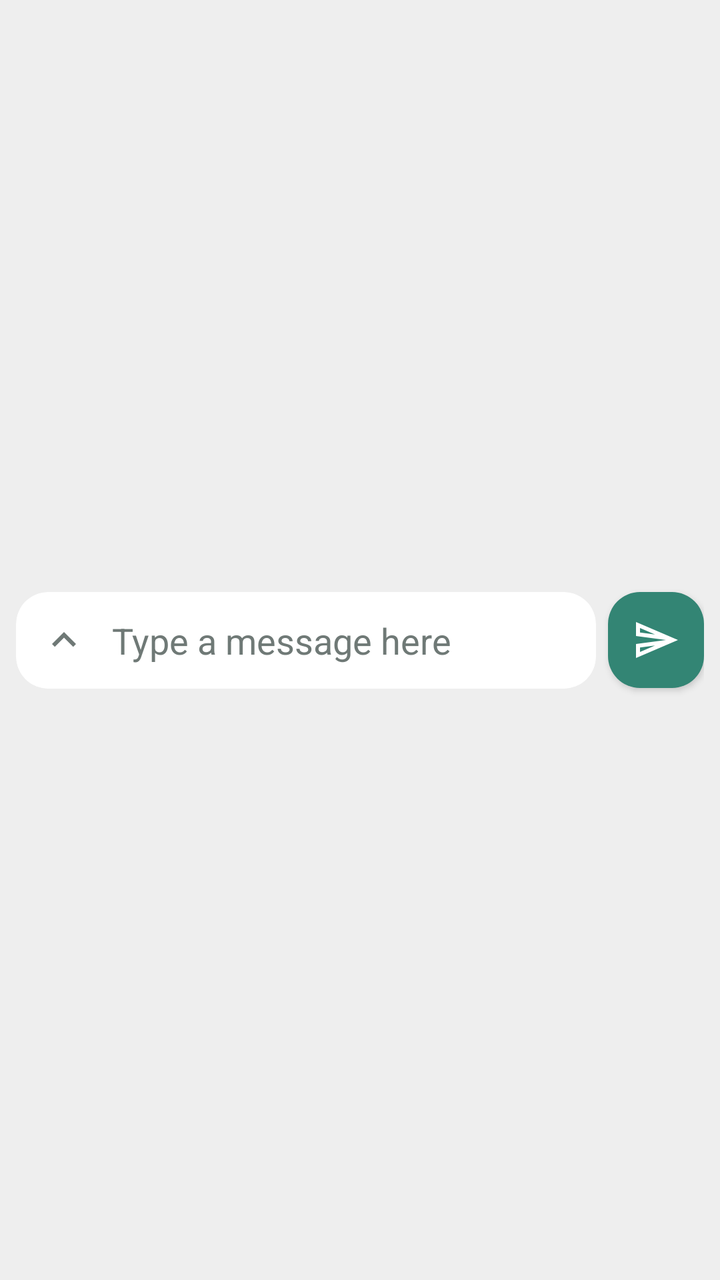
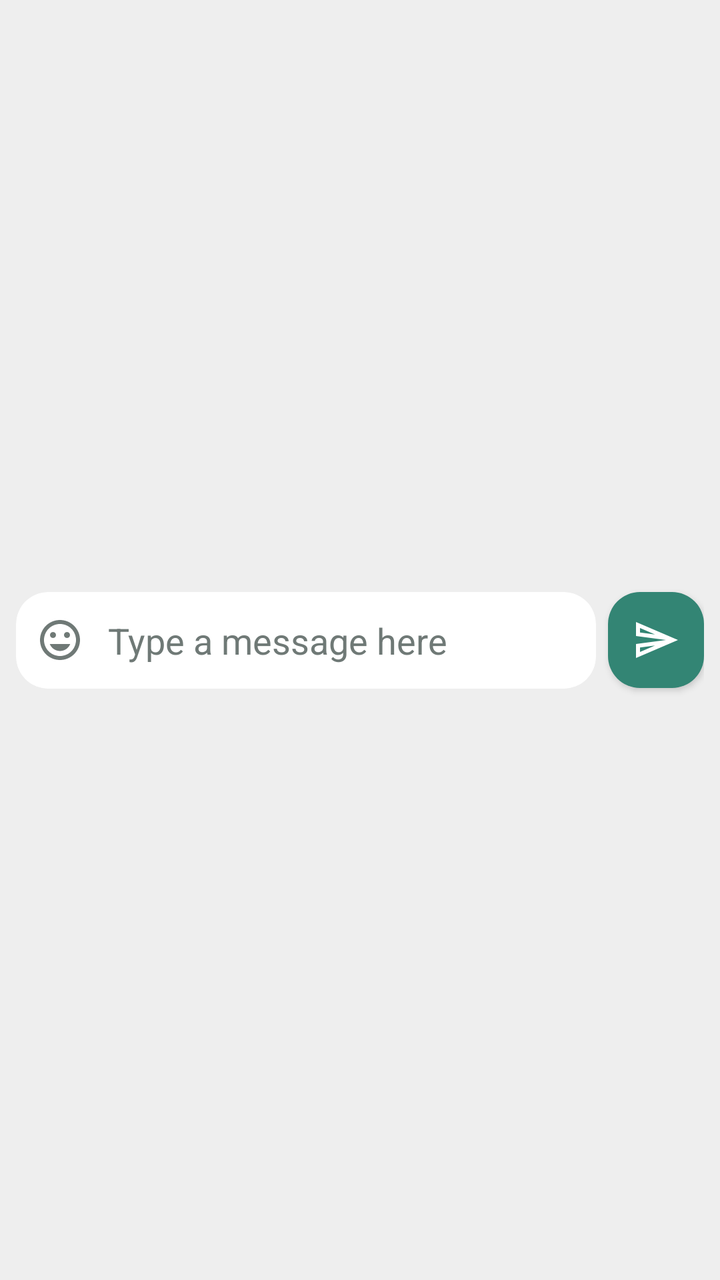

Screens rendered from an Android XML layout before and after an edit, with the pre-edit source and the edit as a unified diff.
<!-- AndroidManifest.xml: application theme AppTheme -->
<!-- res/layout/view_message_bar.xml -->
<?xml version="1.0" encoding="utf-8"?>
<androidx.constraintlayout.widget.ConstraintLayout
    xmlns:android="http://schemas.android.com/apk/res/android"
    xmlns:app="http://schemas.android.com/apk/res-auto"
    android:layout_width="match_parent"
    android:layout_height="wrap_content"
    android:background="@color/detail_activity_background"
    android:paddingStart="8dp"
    android:paddingEnd="8dp"
    android:paddingTop="6dp"
    android:paddingBottom="6dp">

    <com.google.android.material.card.MaterialCardView
        android:id="@+id/message_bar_card"
        android:layout_width="0dp"
        android:layout_height="wrap_content"
        app:cardCornerRadius="16dp"
        app:cardElevation="0dp"
        app:strokeWidth="0dp"
        app:cardBackgroundColor="?android:attr/colorBackground"
        app:layout_constraintStart_toStartOf="parent"
        app:layout_constraintEnd_toStartOf="@id/message_bar_publish_button"
        app:layout_constraintTop_toTopOf="parent"
        app:layout_constraintBottom_toBottomOf="parent"
        android:layout_marginEnd="6dp">

        <LinearLayout
            android:layout_width="match_parent"
            android:layout_height="wrap_content"
            android:orientation="horizontal"
            android:gravity="center_vertical">

            <ImageButton
                android:id="@+id/message_bar_expand_button"
                android:layout_width="40dp"
                android:layout_height="40dp"
                android:src="@drawable/ic_expand_less_gray_24dp"
                android:background="?attr/selectableItemBackgroundBorderless"
                android:contentDescription="@string/message_bar_expand_button_description"
                app:tint="?attr/colorOutline"
                android:layout_marginStart="4dp"/>

            <ImageView
                android:id="@+id/message_bar_encrypt_icon"
                android:layout_width="20dp"
                android:layout_height="20dp"
                android:src="@drawable/ic_lock_gray_24dp"
                android:contentDescription="@string/message_bar_encrypt_icon_description"
                app:tint="?attr/colorOutline"
                android:layout_marginStart="2dp"
                android:visibility="gone"/>

            <com.google.android.material.textfield.TextInputEditText
                android:id="@+id/message_bar_text"
                android:layout_width="0dp"
                android:layout_height="wrap_content"
                android:layout_weight="1"
                android:hint="@string/message_bar_hint"
                android:textColorHint="?attr/colorOutline"
                android:inputType="textMultiLine|textCapSentences"
                android:minHeight="48dp"
                android:maxLines="4"
                android:background="@null"
                android:paddingStart="4dp"
                android:paddingEnd="16dp"
                android:paddingTop="12dp"
                android:paddingBottom="12dp"
                android:importantForAutofill="no"/>

        </LinearLayout>

    </com.google.android.material.card.MaterialCardView>

    <com.google.android.material.floatingactionbutton.FloatingActionButton
        android:id="@+id/message_bar_publish_button"
        android:layout_width="wrap_content"
        android:layout_height="wrap_content"
        android:src="@drawable/ic_send_white_24dp"
        android:contentDescription="@string/message_bar_publish_button_description"
        android:clickable="true"
        android:focusable="true"
        app:fabSize="mini"
        app:fabCustomSize="48dp"
        app:maxImageSize="24dp"
        app:tint="?attr/colorOnPrimary"
        app:backgroundTint="?attr/colorPrimary"
        app:rippleColor="#40FFFFFF"
        app:elevation="2dp"
        app:layout_constraintEnd_toEndOf="parent"
        app:layout_constraintTop_toTopOf="parent"
        app:layout_constraintBottom_toBottomOf="parent"/>

</androidx.constraintlayout.widget.ConstraintLayout>
<!-- resources referenced by this layout -->
<resources>
  <color name="detail_activity_background">#EEEEEE</color>
  <string name="message_bar_encrypt_icon_description">Encryption enabled</string>
  <string name="message_bar_expand_button_description">More options</string>
  <string name="message_bar_hint">Type a message here</string>
  <string name="message_bar_publish_button_description">Publish message</string>
  <color name="md_theme_primary">#338574</color>
  <color name="md_theme_onPrimary">#FFFFFF</color>
  <color name="md_theme_primaryContainer">#A0F2DD</color>
  <color name="md_theme_onPrimaryContainer">#005144</color>
  <color name="md_theme_secondary">#4B635C</color>
  <color name="md_theme_onSecondary">#FFFFFF</color>
  <color name="md_theme_secondaryContainer">#CDE8DF</color>
  <color name="md_theme_onSecondaryContainer">#334B45</color>
  <color name="md_theme_tertiary">#436278</color>
  <color name="md_theme_onTertiary">#FFFFFF</color>
  <color name="md_theme_tertiaryContainer">#C8E6FF</color>
  <color name="md_theme_onTertiaryContainer">#2A4A5F</color>
  <color name="md_theme_error">#BA1A1A</color>
  <color name="md_theme_onError">#FFFFFF</color>
  <color name="md_theme_errorContainer">#FFDAD6</color>
  <color name="md_theme_onErrorContainer">#93000A</color>
  <color name="md_theme_background">#FFFFFF</color>
  <color name="md_theme_onBackground">#171D1B</color>
  <color name="md_theme_surface">#FFFFFF</color>
  <color name="md_theme_onSurface">#171D1B</color>
  <color name="md_theme_surfaceVariant">#E0E0E0</color>
  <color name="md_theme_onSurfaceVariant">#3F4946</color>
  <color name="md_theme_outline">#6F7976</color>
  <color name="md_theme_outlineVariant">#C0C0C0</color>
  <color name="md_theme_inverseSurface">#2B3230</color>
  <color name="md_theme_inverseOnSurface">#F0F0F0</color>
  <color name="md_theme_inversePrimary">#84D6C2</color>
  <color name="md_theme_primaryFixed">#A0F2DD</color>
  <color name="md_theme_onPrimaryFixed">#00201A</color>
  <color name="md_theme_primaryFixedDim">#84D6C2</color>
  <color name="md_theme_onPrimaryFixedVariant">#005144</color>
  <color name="md_theme_secondaryFixed">#CDE8DF</color>
  <color name="md_theme_onSecondaryFixed">#06201A</color>
  <color name="md_theme_secondaryFixedDim">#B1CCC4</color>
  <color name="md_theme_onSecondaryFixedVariant">#334B45</color>
  <color name="md_theme_tertiaryFixed">#C8E6FF</color>
  <color name="md_theme_onTertiaryFixed">#001E2E</color>
  <color name="md_theme_tertiaryFixedDim">#AACBE4</color>
  <color name="md_theme_onTertiaryFixedVariant">#2A4A5F</color>
  <color name="md_theme_surfaceDim">#E0E0E0</color>
  <color name="md_theme_surfaceBright">#FFFFFF</color>
  <color name="md_theme_surfaceContainerLowest">#FFFFFF</color>
  <color name="md_theme_surfaceContainerLow">#F5F5F5</color>
  <color name="md_theme_surfaceContainer">#F0F0F0</color>
  <color name="md_theme_surfaceContainerHigh">#EEEEEE</color>
  <color name="md_theme_surfaceContainerHighest">#E0E0E0</color>
  <style name="MaterialSwitch" parent="@style/Preference.SwitchPreferenceCompat.Material">
          <item name="widgetLayout">@layout/view_preference_switch</item>
      </style>
  <style name="ActionMode" parent="@style/Widget.AppCompat.ActionMode">
          <item name="background">?attr/colorPrimary</item>
          <item name="titleTextStyle">@style/ActionModeTitle</item>
      </style>
  <style name="ActionModeCloseButtonStyle" parent="Widget.AppCompat.ActionButton.CloseMode">
          <item name="android:tint">@android:color/white</item>
      </style>
  <style name="OverflowButtonStyle" parent="Widget.AppCompat.ActionButton.Overflow" />
  <style name="ActionModeTitle" parent="@style/TextAppearance.AppCompat.Widget.ActionMode.Title">
          <item name="android:textColor">?attr/colorOnPrimary</item>
      </style>
</resources>

<!-- the commit's change to res/layout/view_message_bar.xml (unified diff, before → after) -->
@@ -38,7 +38,18 @@
                 android:background="?attr/selectableItemBackgroundBorderless"
                 android:contentDescription="@string/message_bar_expand_button_description"
                 app:tint="?attr/colorOutline"
-                android:layout_marginStart="4dp"/>
+                android:layout_marginStart="4dp"
+                android:visibility="gone"/>
+
+            <ImageButton
+                android:id="@+id/message_bar_emoji_button"
+                android:layout_width="40dp"
+                android:layout_height="40dp"
+                android:src="@drawable/ic_emoji_gray_24dp"
+                android:background="?attr/selectableItemBackgroundBorderless"
+                android:contentDescription="@string/message_bar_emoji_button_description"
+                app:tint="?attr/colorOutline"
+                android:layout_marginStart="2dp"/>
 
             <ImageView
                 android:id="@+id/message_bar_encrypt_icon"
<!-- resource entries referenced after the edit -->
@@ -1,6 +1,7 @@
 <!-- resources referenced by this layout -->
 <resources>
   <color name="detail_activity_background">#EEEEEE</color>
+  <string name="message_bar_emoji_button_description">Insert emoji</string>
   <string name="message_bar_encrypt_icon_description">Encryption enabled</string>
   <string name="message_bar_expand_button_description">More options</string>
   <string name="message_bar_hint">Type a message here</string>
